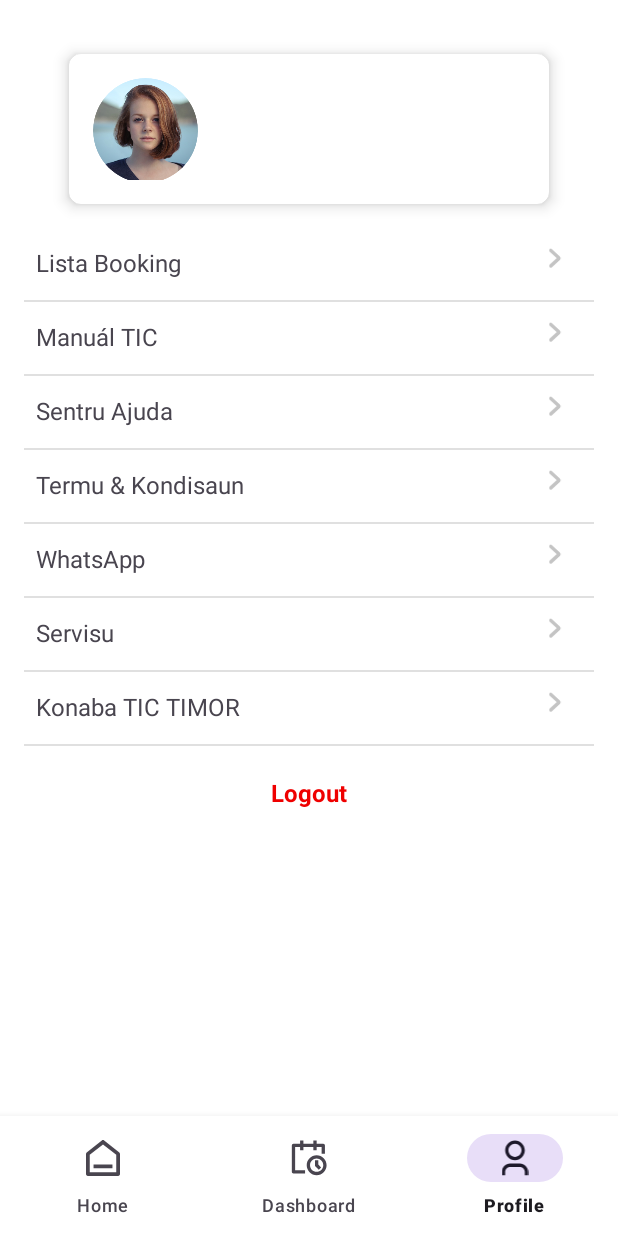
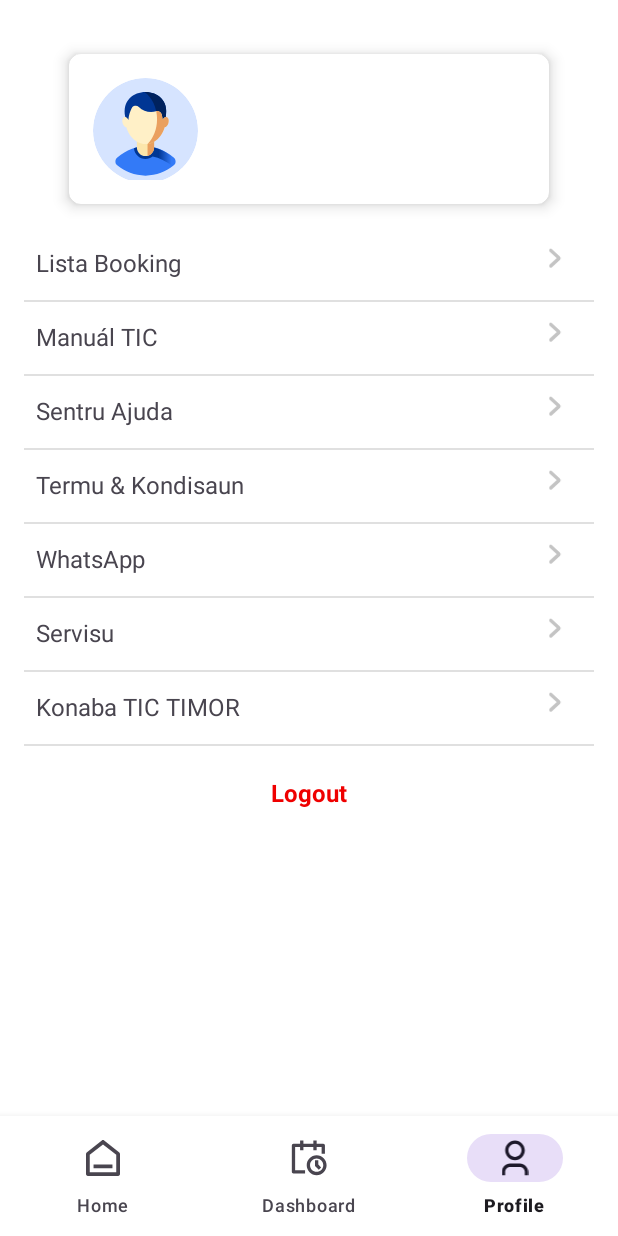
Before and after one commit to Rivaldo21/TicbookApp, an Android app: the fragment DashboardFragment placed in its activity, item 3 of the bottom bar chosen, on a phone screen of 412 x 824 dp. Run offline under Robolectric (Android 15) with nearby library versions, the phone set to English and light mode, and no system bars; plain views replace CircularImageView.

Commit message:
Modify UI Home & Profile

```diff
--- a/app/src/main/java/com/app/ticbook/DashboardFragment.java
+++ b/app/src/main/java/com/app/ticbook/DashboardFragment.java
@@ -33,7 +33,7 @@ public class DashboardFragment extends Fragment {
 
         // Konfigura status bar kor default ba DashboardFragment
         requireActivity().getWindow().setStatusBarColor(
-            getResources().getColor(R.color.statusBarColor, null)
+            getResources().getColor(R.color.blue, null)
         );
         requireActivity().getWindow().getDecorView().setSystemUiVisibility(
              View.SYSTEM_UI_FLAG_VISIBLE
--- /dev/null
+++ b/app/src/main/res/drawable/ic_avatar.xml
@@ -0,0 +1,50 @@
+<vector xmlns:android="http://schemas.android.com/apk/res/android"
+    xmlns:aapt="http://schemas.android.com/aapt"
+    android:width="256dp"
+    android:height="256dp"
+    android:viewportWidth="256"
+    android:viewportHeight="256">
+  <path
+      android:pathData="M128,128m-128,0a128,128 0,1 1,256 0a128,128 0,1 1,-256 0"
+      android:fillColor="#D6E4FF"
+      android:fillType="evenOdd"/>
+  <path
+      android:pathData="M196.66,193.86c-45.99,-36.35 -91.33,-36.35 -137.32,0 -3.01,2.38 -4.62,5.65 -4.68,9.48 -0.06,3.83 1.46,7.15 4.4,9.61 18.65,15.65 42.69,25.08 68.94,25.08 26.25,0 50.3,-9.43 68.94,-25.08 2.93,-2.46 4.45,-5.78 4.4,-9.61 -0.06,-3.83 -1.67,-7.11 -4.68,-9.48z"
+      android:fillColor="#337AF7"
+      android:fillType="evenOdd"/>
+  <path
+      android:pathData="M176.99,95.15c0.09,-0.02 0.18,-0.04 0.27,-0.06 16.52,-81.34 -115.06,-81.2 -98.53,0l0,15.09 98.26,0 0,-15.03z"
+      android:fillColor="#003694"
+      android:fillType="evenOdd"/>
+  <path
+      android:pathData="M145.44,191.23c16.29,3.3 32.6,11.22 48.99,23.76 0.85,-0.67 1.68,-1.35 2.51,-2.05 2.94,-2.46 4.45,-5.78 4.39,-9.61 -0.05,-3.83 -1.67,-7.11 -4.68,-9.48 -15.94,-12.6 -31.8,-20.83 -47.63,-24.7l-0.02,0.01c-16.37,-3.99 -32.72,-3.32 -49.1,2.02 1.04,14.57 13.27,26.14 28.09,26.14 6.57,0 12.64,-2.28 17.44,-6.08z"
+      android:fillType="evenOdd">
+    <aapt:attr name="android:fillColor">
+      <gradient
+          android:startX="160.23"
+          android:startY="194.47"
+          android:endX="191.49"
+          android:endY="194.47"
+          android:type="linear">
+        <item android:offset="0" android:color="#FF003694"/>
+        <item android:offset="1" android:color="#00003694"/>
+      </gradient>
+    </aapt:attr>
+  </path>
+  <path
+      android:pathData="M106.97,143.34l42.07,0 0,25.81c0,11.57 -9.47,21.03 -21.03,21.03l-0,0c-11.57,0 -21.03,-9.46 -21.03,-21.03l0,-25.81z"
+      android:fillColor="#FCE6AB"
+      android:fillType="evenOdd"/>
+  <path
+      android:pathData="M176.99,95.15c0.09,-0.02 0.18,-0.04 0.27,-0.06 8.53,-42.03 -22.46,-62.3 -52.14,-60.88 18.4,12.04 31.06,37.25 31.06,66.4 0,3.24 -0.16,6.44 -0.46,9.58l21.27,0 0,-15.03z"
+      android:fillColor="#00225E"
+      android:fillType="evenOdd"/>
+  <path
+      android:pathData="M94.22,73.61c-4.22,8.21 -7.05,18.01 -7.99,28.68 -1.8,-3.93 -4.66,-6.66 -7.5,-7.19 -0.78,-0.15 -1.56,-0.13 -2.31,0.08 -4.23,1.13 -6.17,7.6 -4.33,14.45 1.58,5.91 5.47,10.18 9.22,10.5 2.34,8.28 6.08,15.76 10.88,21.98 9,11.68 21.72,18.96 35.81,18.96 14.09,0 26.81,-7.28 35.81,-18.96 4.8,-6.22 8.54,-13.7 10.88,-21.98 3.75,-0.32 7.64,-4.59 9.22,-10.5 1.84,-6.85 -0.11,-13.32 -4.33,-14.45 -0.76,-0.2 -1.53,-0.22 -2.31,-0.08 -2.85,0.53 -5.7,3.26 -7.5,7.19 -0.4,-4.55 -1.14,-8.94 -2.19,-13.12 -0.77,-3.06 -2.56,-5.41 -5.31,-6.97 -2.75,-1.55 -5.69,-1.87 -8.71,-0.95 -3.82,1.17 -7.81,1.79 -11.92,1.79 -11.25,0 -21.62,-4.64 -29.92,-12.45 -2.62,-2.47 -5.94,-3.47 -9.49,-2.85 -3.55,0.61 -6.34,2.66 -7.99,5.86z"
+      android:fillColor="#FFF0C7"
+      android:fillType="evenOdd"/>
+  <path
+      android:pathData="M132.97,160.76c12.1,-1.49 22.91,-8.36 30.84,-18.65 4.8,-6.22 8.54,-13.7 10.88,-21.98 3.75,-0.32 7.64,-4.59 9.22,-10.5 1.84,-6.85 -0.1,-13.32 -4.33,-14.45 -0.76,-0.2 -1.53,-0.22 -2.31,-0.08 -2.85,0.53 -5.7,3.26 -7.5,7.19 -0.4,-4.55 -1.14,-8.94 -2.19,-13.12 -0.77,-3.06 -2.56,-5.41 -5.31,-6.97 -2.55,-1.44 -5.25,-1.82 -8.04,-1.13 1.28,6.22 1.96,12.78 1.96,19.54 0,24.79 -9.16,46.73 -23.21,60.14zM149.03,155.28c-4.96,2.88 -10.37,4.78 -16.06,5.48l0,5.98 0,22.85c9.19,-2.25 16.06,-10.57 16.06,-20.42 0,-0 0,-0 0,-0.01l0,-13.87z"
+      android:fillColor="#EAA05F"
+      android:fillType="evenOdd"/>
+</vector>
--- a/app/src/main/res/layout/fragment_profile.xml
+++ b/app/src/main/res/layout/fragment_profile.xml
@@ -37,7 +37,7 @@
                         android:id="@+id/profileR"
                         android:layout_width="70dp"
                         android:layout_height="70dp"
-                        android:src="@drawable/ic_dov"
+                        android:src="@drawable/ic_avatar"
                         android:layout_marginEnd="16dp" />
 
                     <LinearLayout
```
